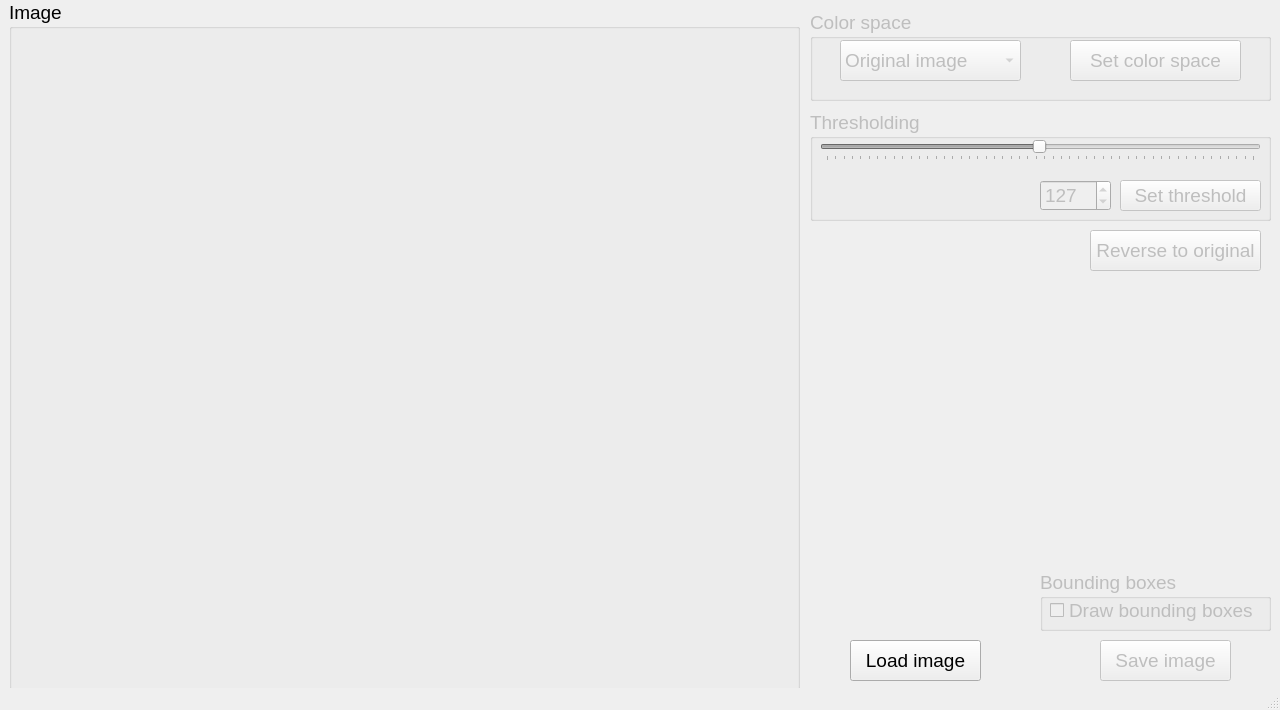
MrSkonr/Bacteria_finder, file GUI application/Bacteria_finder_main_window_template.ui: the form before one commit.
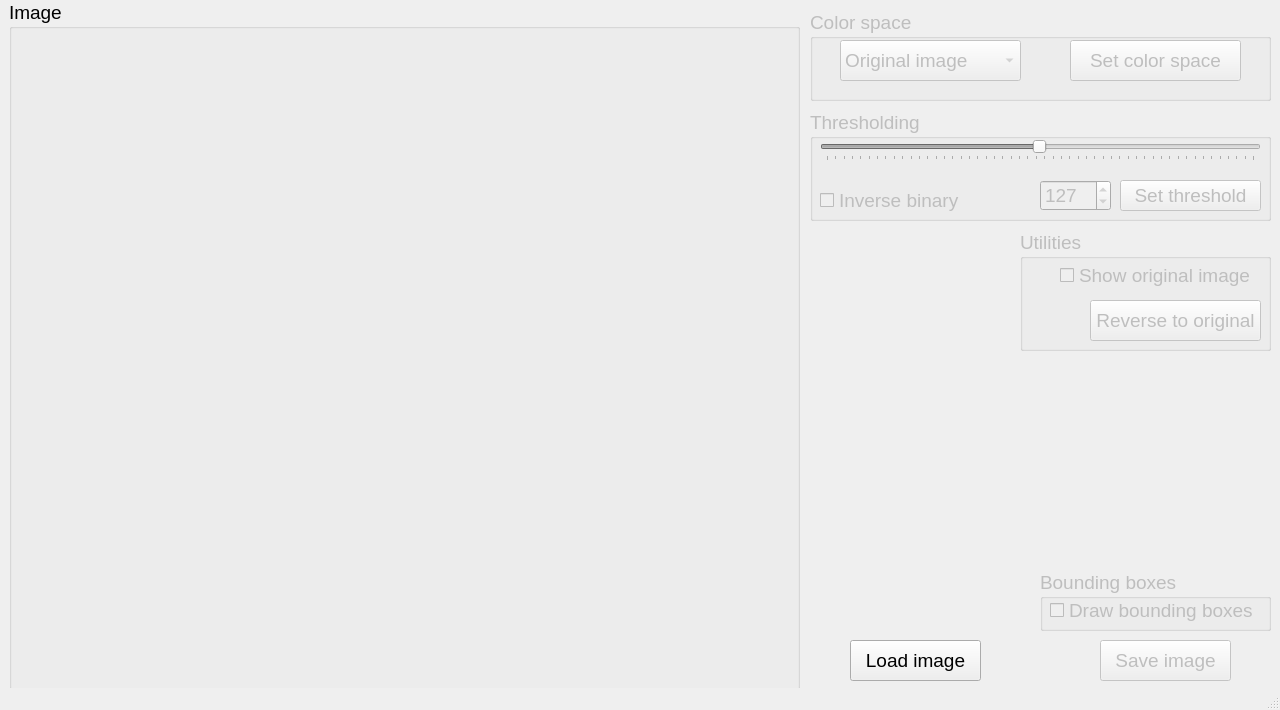
The form after the commit. Icons and pictures are not drawn.

Commit message: Added binary inverse on thresolding, original image showing

```diff
--- a/GUI application/Bacteria_finder_main_window_template.ui
+++ b/GUI application/Bacteria_finder_main_window_template.ui
@@ -261,6 +261,19 @@
       <number>127</number>
      </property>
     </widget>
+    <widget class="QCheckBox" name="InverseBinaryCheckBox">
+     <property name="geometry">
+      <rect>
+       <x>10</x>
+       <y>80</y>
+       <width>151</width>
+       <height>21</height>
+      </rect>
+     </property>
+     <property name="text">
+      <string>Inverse binary</string>
+     </property>
+    </widget>
    </widget>
    <widget class="QGroupBox" name="BoundingBoxesGroupBox">
     <property name="enabled">
@@ -297,16 +310,16 @@
      </property>
     </widget>
    </widget>
-   <widget class="QPushButton" name="ReverseToOriginalButton">
+   <widget class="QGroupBox" name="UtilitiesGroupBox">
     <property name="enabled">
      <bool>false</bool>
     </property>
     <property name="geometry">
      <rect>
-      <x>1090</x>
+      <x>1020</x>
       <y>230</y>
-      <width>171</width>
-      <height>41</height>
+      <width>251</width>
+      <height>121</height>
      </rect>
     </property>
     <property name="font">
@@ -315,9 +328,41 @@
       <pointsize>14</pointsize>
      </font>
     </property>
-    <property name="text">
-     <string>Reverse to original</string>
+    <property name="title">
+     <string>Utilities</string>
     </property>
+    <widget class="QPushButton" name="ReverseToOriginalButton">
+     <property name="geometry">
+      <rect>
+       <x>70</x>
+       <y>70</y>
+       <width>171</width>
+       <height>41</height>
+      </rect>
+     </property>
+     <property name="font">
+      <font>
+       <family>MS Sans Serif</family>
+       <pointsize>14</pointsize>
+      </font>
+     </property>
+     <property name="text">
+      <string>Reverse to original</string>
+     </property>
+    </widget>
+    <widget class="QCheckBox" name="ShowOriginalImageCheckBox">
+     <property name="geometry">
+      <rect>
+       <x>40</x>
+       <y>30</y>
+       <width>201</width>
+       <height>31</height>
+      </rect>
+     </property>
+     <property name="text">
+      <string>Show original image</string>
+     </property>
+    </widget>
    </widget>
   </widget>
   <widget class="QMenuBar" name="menubar">
```
Left out of the diff: 3 changed lines with no effect on the pictures. The commit also changes 2 other files.
